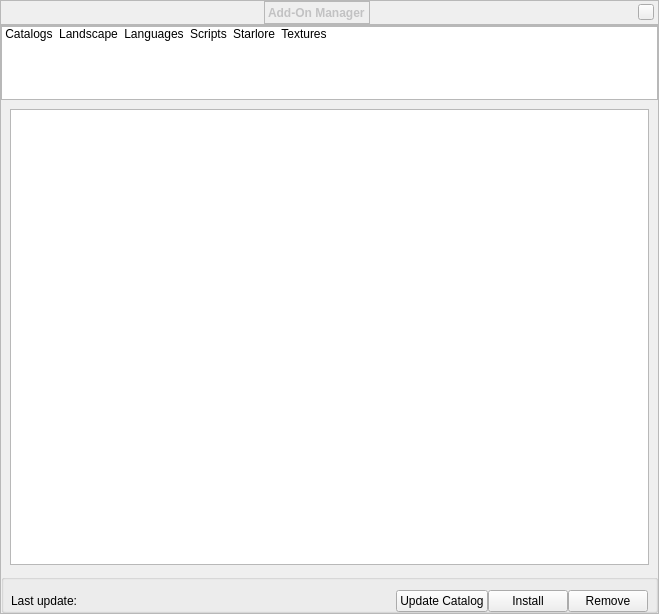
Before: the Qt Designer form src/gui/addonDialog.ui in Stellarium/stellarium, drawn with Qt 5.
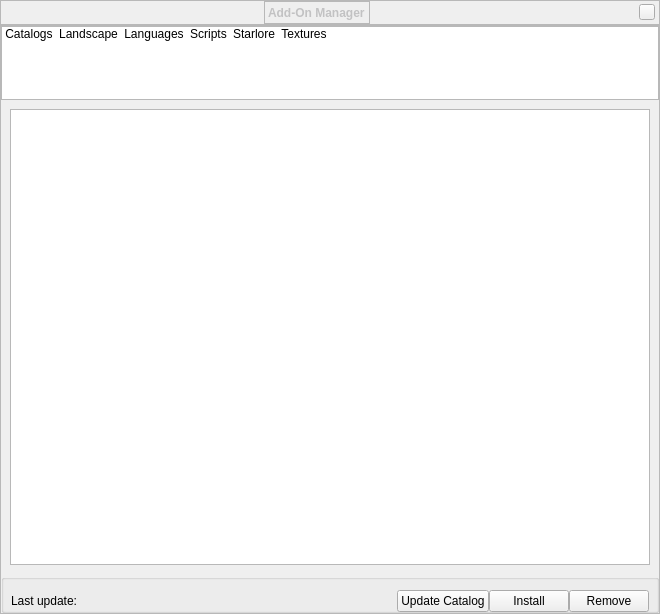
After: the same form once the commit is applied. Icons and pictures are not drawn. Custom widgets are drawn as their Qt base class.

Commit message: AddOnDialog - fixing size after language changes

```diff
--- a/src/gui/addonDialog.ui
+++ b/src/gui/addonDialog.ui
@@ -6,12 +6,12 @@
    <rect>
     <x>0</x>
     <y>0</y>
-    <width>659</width>
+    <width>660</width>
     <height>614</height>
    </rect>
   </property>
   <property name="sizePolicy">
-   <sizepolicy hsizetype="Expanding" vsizetype="Expanding">
+   <sizepolicy hsizetype="MinimumExpanding" vsizetype="Expanding">
     <horstretch>0</horstretch>
     <verstretch>0</verstretch>
    </sizepolicy>
@@ -253,6 +253,12 @@
       </property>
       <item>
        <widget class="QListWidget" name="stackListWidget">
+        <property name="sizePolicy">
+         <sizepolicy hsizetype="MinimumExpanding" vsizetype="Fixed">
+          <horstretch>0</horstretch>
+          <verstretch>0</verstretch>
+         </sizepolicy>
+        </property>
         <property name="minimumSize">
          <size>
           <width>0</width>
```
The commit also changes 1 other file.
